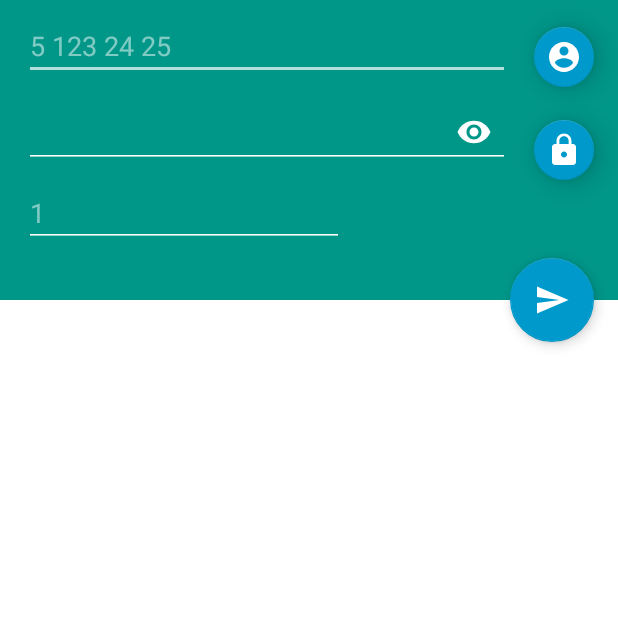
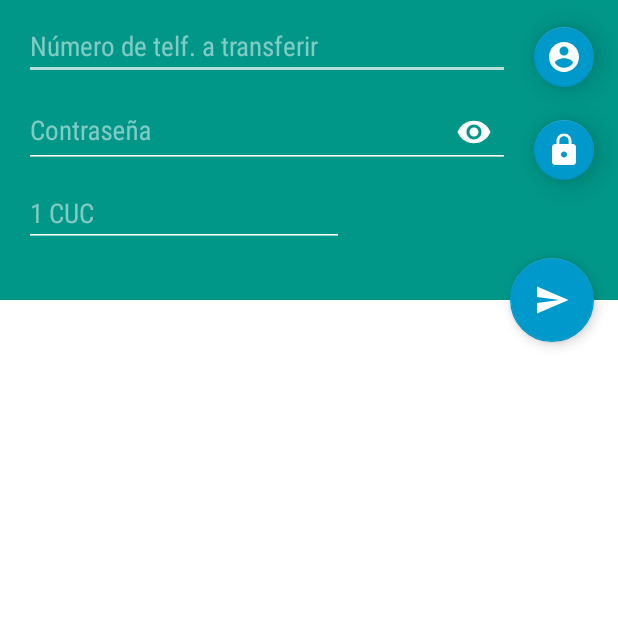
Before and after one commit to baaslaawe/USSD4ETECSA, an Android app: the fragment TransferenciaFragment shown on its own in the app's theme, on a phone screen of 412 x 824 dp, the top half of it. Run offline under Robolectric (Android 15) with nearby library versions, the phone set to English and light mode, and no system bars; libraries missing offline, so code that uses them is left out: com.j256.ormlite; 6 statements that could not run were skipped.

Commit message:
ajustes de iu

```diff
--- a/app/src/main/java/dev/mad/ussd4etecsa/AboutUS/AboutUsFragment.java
+++ b/app/src/main/java/dev/mad/ussd4etecsa/AboutUS/AboutUsFragment.java
@@ -53,9 +53,9 @@ public class AboutUsFragment extends Fragment {
             @Override
             public void onClick(View v) {
                 final AlertDialog.Builder winDialog = new AlertDialog.Builder(getActivity());
-                winDialog.setTitle("Te gustó!!!!");
-                winDialog.setMessage("Brindemos con una cerveza...");
-                winDialog.setPositiveButton("Salud", new DialogInterface.OnClickListener() {
+                winDialog.setTitle("Donar!!!!");
+                winDialog.setMessage("Que tal una cerveza...");
+                winDialog.setPositiveButton("Cerveza", new DialogInterface.OnClickListener() {
                     @Override
                     public void onClick(DialogInterface dialog, int which) {
                         marcarNumero("234*1*52832278*"+pass+"*1");
--- a/app/src/main/res/layout/fragment_transferencia.xml
+++ b/app/src/main/res/layout/fragment_transferencia.xml
@@ -46,7 +46,8 @@
                         android:layout_marginStart="16dp"
                         android:layout_marginTop="8dp"
                         android:ems="10"
-                        android:hint="5 123 24 25"
+                        android:fontFamily="sans-serif-condensed"
+                        android:hint="Número de telf. a transferir"
                         android:inputType="phone"
                         app:layout_constraintHorizontal_bias="0.0"
                         app:layout_constraintLeft_toLeftOf="parent"
@@ -97,8 +98,9 @@
                         android:layout_marginStart="16dp"
                         android:layout_marginTop="7dp"
                         android:ems="10"
-                        android:hint="1"
-                        android:inputType="number"
+                        android:fontFamily="sans-serif-condensed"
+                        android:hint="1 CUC"
+                        android:inputType="text|number"
                         app:layout_constraintHorizontal_bias="0.0"
                         app:layout_constraintLeft_toLeftOf="parent"
                         app:layout_constraintRight_toRightOf="parent"
@@ -128,6 +130,8 @@
                             android:layout_marginTop="8dp"
                             android:layout_weight="1"
                             android:ems="10"
+                            android:fontFamily="sans-serif-condensed"
+                            android:hint="Contraseña"
                             android:inputType="numberPassword"
                             android:text="1234"
                             app:layout_constraintLeft_toLeftOf="parent"
```
